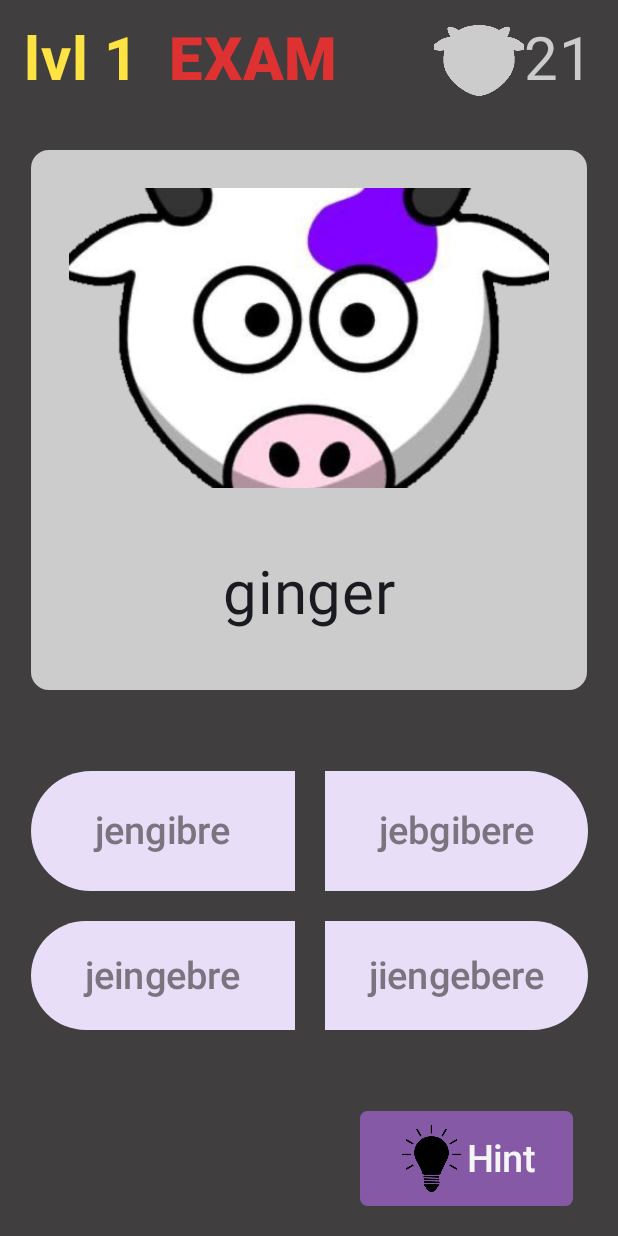
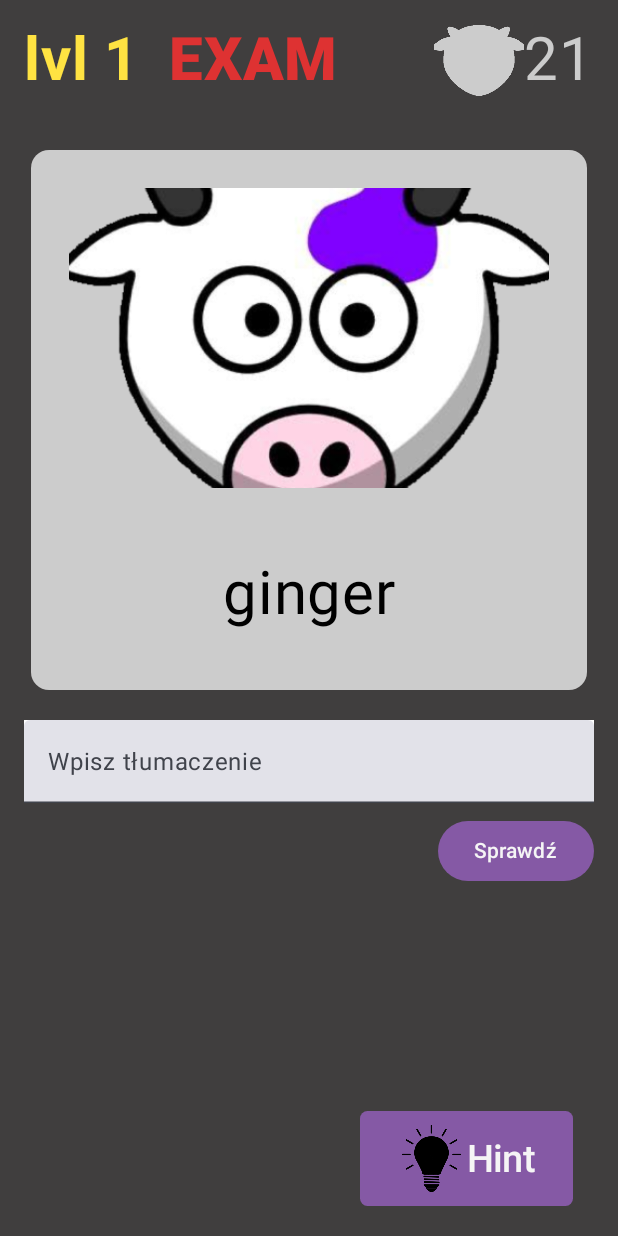
Before and after one commit to maxon461/Langio, an Android app built with Jetpack Compose: the ExamChoice screen opened through its navigation route, after a tap on "jengibre", on a phone screen of 412 x 824 dp. Run offline under Robolectric (Android 15) with nearby library versions, the light colour scheme and no system bars.

Commit message:
Unified some screens, added primitive connections between screens. TODO is also GameController that will be managing which level user is currently on, which words and files should be loaded etc

```diff
--- a/app/build.gradle.kts
+++ b/app/build.gradle.kts
@@ -71,6 +71,8 @@ dependencies {
 
     implementation(libs.androidx.espresso.core)
     implementation(libs.androidx.graphics.shapes.android)
+    implementation(libs.androidx.appcompat)
+    implementation(libs.play.services.auth)
     testImplementation(libs.junit)
     androidTestImplementation(libs.androidx.junit)
     androidTestImplementation(libs.androidx.espresso.core)
@@ -79,4 +81,7 @@ dependencies {
     debugImplementation(libs.androidx.ui.tooling)
     debugImplementation(libs.androidx.ui.test.manifest)
 
+
+//    implementation "androidx.credentials:credentials:<latest version>"
+
 }
--- a/app/src/main/java/com/example/langio/MainActivity.kt
+++ b/app/src/main/java/com/example/langio/MainActivity.kt
@@ -15,6 +15,7 @@ import androidx.navigation.compose.composable
 import androidx.navigation.compose.rememberNavController
 import com.example.langio.screens.DailyRewardScreen
 import com.example.langio.screens.ExamChoice
+import com.example.langio.screens.ExamTranslate
 import com.example.langio.screens.FlashcardScreen
 import com.example.langio.screens.HomeScreen
 import com.example.langio.screens.LevelMenuScreen
@@ -46,7 +47,7 @@ fun MainScreen() {
     ) { innerPadding ->
         NavHost(
             navController = navController,
-            startDestination = "examChoice",
+            startDestination = "home",
             modifier = Modifier.padding(innerPadding)
         ) {
             composable("home") { HomeScreen(navController) }
@@ -54,13 +55,13 @@ fun MainScreen() {
             composable("register") { RegisterScreen() }
             composable("dailyReward") { DailyRewardScreen(navController) }
             composable("map") { MapScreen(navController) }
-            composable("profile") {
-              (navController) }
+            composable("profile") { ProfileScreen(navController) }
             composable("levelMenu") { LevelMenuScreen(navController) }
             composable("flashcard") { FlashcardScreen(navController) }
             composable("examChoice") { ExamChoice(navController) }
             composable("connectWords") { ConnectWordsScreen(navController) }
             composable("wordList") { WordListScreen(navController) }
+            composable("examTranslate") { ExamTranslate(navController) }
 
 
 
--- /dev/null
+++ b/app/src/main/java/com/example/langio/controllers/LevelsAndChaptersController.kt
@@ -0,0 +1,5 @@
+package com.example.langio.controllers
+
+class LevelsAndChaptersController {
+//    TODO
+}
--- a/app/src/main/java/com/example/langio/screens/ExamChoice.kt
+++ b/app/src/main/java/com/example/langio/screens/ExamChoice.kt
@@ -1,5 +1,6 @@
 package com.example.langio.screens
 
+import android.media.Image
 import androidx.compose.foundation.Image
 import androidx.compose.foundation.background
 import androidx.compose.foundation.layout.Box
@@ -26,13 +27,16 @@ import androidx.compose.ui.Alignment
 import androidx.compose.ui.Modifier
 import androidx.compose.ui.graphics.Color
 import androidx.compose.ui.graphics.RectangleShape
+import androidx.compose.ui.graphics.painter.Painter
 import androidx.compose.ui.layout.ContentScale
 import androidx.compose.ui.res.painterResource
 import androidx.compose.ui.unit.dp
 import androidx.compose.ui.unit.sp
 import androidx.navigation.NavController
 import com.example.langio.R
+import com.example.langio.useful.ExamCard
 import com.example.langio.useful.HeaderBar
+import com.example.langio.useful.Hint
 import com.example.langio.useful.OneSidedHorizontalRoundedRectangle
 
 
@@ -47,75 +51,16 @@ fun ExamChoice (navController: NavController, modifier: Modifier = Modifier) {
                 .background(Color(0xFF403E3E))
                 .padding(paddingValues)
         ) {
-            ExamCard()
-            Answers()
+            ExamCard("ginger", painterResource(R.drawable.cow))
+            Answers(navController)
             Hint()
         }
     }
 }
 
-@Composable
-fun ExamCard ()
-{
-
-    val frontWord = "ginger"
-
-    Box(
-        modifier = Modifier
-            .fillMaxWidth()
-//            .fillMaxHeight(0.8f)
-            .height(400.dp),
-        contentAlignment = Alignment.Center
-    )
-    {
-        Card(
-            modifier = Modifier
-                .fillMaxSize(.9f),
-            colors = CardDefaults.cardColors(
-                containerColor = Color.LightGray)
-        )
-        {
-            Column(
-                Modifier.fillMaxSize()
-            ) {
-                Image(
-                    painter = painterResource(R.drawable.cow),
-                    contentDescription = null,
-                    contentScale = ContentScale.Crop,
-                    modifier = Modifier
-                        .padding(25.dp)
-                        .height(200.dp)
-                        .align(Alignment.CenterHorizontally)
-                )
-                Row (
-                    modifier = Modifier
-                        .padding(20.dp)
-                        .fillMaxWidth()
-                        .height(50.dp)
-                )
-                {
-                    Box (
-                        modifier = Modifier
-                            .fillMaxWidth()
-                            .fillMaxHeight()
-                    )
-                    {
-                        Text(
-                            modifier = Modifier.align(Alignment.Center),
-                            fontSize = 40.sp,
-                            text = frontWord)
-                    }
-
-                }
-
-            }
-        }
-    }
-
-}
 
 @Composable
-fun Answers()
+fun Answers(navController: NavController)
 {
     Box(
         modifier = Modifier.fillMaxWidth().fillMaxHeight(.7f),
@@ -134,7 +79,9 @@ fun Answers()
                         .padding(10.dp)
                         .height(80.dp),
                     shape = OneSidedHorizontalRoundedRectangle(true),
-                    onClick = {},
+                    onClick = {
+                        navController.navigate("examTranslate")
+                    },
                     colors = ButtonDefaults.buttonColors(containerColor = Color(0xFFE8DEF8)),
                 ) {
                     Text(
@@ -200,36 +147,3 @@ fun Answers()
     }
 
 }
-
-@Composable
-fun Hint()
-{
-    Box(
-        modifier = Modifier.padding(20.dp).fillMaxWidth().fillMaxHeight(),
-        contentAlignment = Alignment.CenterEnd
-
-    )
-    {
-        Button(
-            modifier = Modifier.fillMaxHeight().padding(horizontal = 10.dp),
-            shape = RoundedCornerShape(5.dp),
-            onClick = {
-//                TODO
-            },
-            colors = ButtonDefaults.buttonColors(containerColor = Color(0xFF8559A5)),
-
-            ) {
-            Icon(
-                painter = painterResource(R.drawable.lightbulb),
-                contentDescription = "Hint",
-                tint = Color.Black
-            )
-            Text(
-                text = "Hint",
-                color = Color(0xFFF5F5F5),
-                fontSize = 25.sp
-
-            )
-        }
-    }
-}
--- /dev/null
+++ b/app/src/main/java/com/example/langio/screens/ExamTranslate.kt
@@ -0,0 +1,103 @@
+package com.example.langio.screens
+
+import android.view.KeyEvent
+import androidx.compose.foundation.background
+import androidx.compose.foundation.layout.Column
+import androidx.compose.foundation.layout.Spacer
+import androidx.compose.foundation.layout.fillMaxHeight
+import androidx.compose.foundation.layout.fillMaxSize
+import androidx.compose.foundation.layout.fillMaxWidth
+import androidx.compose.foundation.layout.height
+import androidx.compose.foundation.layout.padding
+import androidx.compose.foundation.text.KeyboardActions
+import androidx.compose.foundation.text.KeyboardOptions
+import androidx.compose.material3.Button
+import androidx.compose.material3.ButtonDefaults
+import androidx.compose.material3.Scaffold
+import androidx.compose.material3.Text
+import androidx.compose.material3.TextField
+import androidx.compose.runtime.Composable
+import androidx.compose.runtime.getValue
+import androidx.compose.runtime.mutableStateOf
+import androidx.compose.runtime.remember
+import androidx.compose.runtime.setValue
+import androidx.compose.ui.Alignment
+import androidx.compose.ui.Modifier
+import androidx.compose.ui.graphics.Color
+import androidx.compose.ui.input.key.onKeyEvent
+import androidx.compose.ui.platform.LocalSoftwareKeyboardController
+import androidx.compose.ui.res.painterResource
+import androidx.compose.ui.text.input.ImeAction
+import androidx.compose.ui.text.input.TextFieldValue
+import androidx.compose.ui.unit.dp
+import androidx.navigation.NavController
+import com.example.langio.R
+import com.example.langio.useful.ExamCard
+import com.example.langio.useful.HeaderBar
+import com.example.langio.useful.Hint
+
+@Composable
+fun ExamTranslate (navController: NavController, modifier: Modifier = Modifier) {
+    Scaffold(
+        topBar = { HeaderBar(modifier, showPfp = false, showLevel = true, showExam = true) }
+    ) { paddingValues ->
+        Column(
+            modifier = modifier
+                .fillMaxSize()
+                .background(Color(0xFF403E3E))
+                .padding(paddingValues)
+        ) {
+//            ExamCard("???", painterResource(R.drawable.cow))
+            ExamCard("ginger", painterResource(R.drawable.cow))
+            InputBox(modifier)
+            Hint()
+        }
+    }
+}
+
+
+
+
+@Composable
+fun InputBox(modifier: Modifier = Modifier) {
+    var inputText by remember { mutableStateOf(TextFieldValue("")) } // Przechowywanie tekstu wpisanego przez użytkownika
+    val keyboardController = LocalSoftwareKeyboardController.current
+
+
+    Column(modifier = modifier.padding(horizontal = 16.dp).fillMaxHeight(.7f)) {
+        TextField(
+            value = inputText,
+            onValueChange = { newText -> inputText = newText },
+            label = { Text("Wpisz tłumaczenie") },
+            placeholder = { Text("Wpisz tutaj...") },
+            modifier = Modifier
+                .fillMaxWidth()
+                .height(55.dp)
+                .background(Color.White),
+            keyboardOptions = KeyboardOptions(
+                imeAction = ImeAction.Done // Ustawienie akcji na "Done" (Enter)
+            ),
+            keyboardActions = KeyboardActions(
+                onDone = {
+                    keyboardController?.hide() // Zamknięcie klawiatury
+                    println("Wpisane tłumaczenie: ${inputText.text}") // Działanie po wciśnięciu Enter
+                }
+            )
+        )
+        Spacer(modifier = Modifier.height(8.dp))
+        Button(
+            colors = ButtonDefaults.buttonColors(containerColor = Color(0xFF8559A5)),
+            onClick = {
+                // Obsługa akcji po kliknięciu, np. weryfikacja odpowiedzi
+                println("Wpisane tłumaczenie: ${inputText.text}")
+            },
+            modifier = Modifier.align(Alignment.End)
+        ) {
+            Text(
+
+                text = "Sprawdź",
+                color = Color(0xFFF5F5F5),
+            )
+        }
+    }
+}
--- a/app/src/main/java/com/example/langio/useful/useful.kt
+++ b/app/src/main/java/com/example/langio/useful/useful.kt
@@ -9,13 +9,19 @@ import androidx.compose.foundation.layout.Column
 import androidx.compose.foundation.layout.Row
 import androidx.compose.foundation.layout.Spacer
 import androidx.compose.foundation.layout.fillMaxHeight
+import androidx.compose.foundation.layout.fillMaxSize
 import androidx.compose.foundation.layout.fillMaxWidth
 import androidx.compose.foundation.layout.height
 import androidx.compose.foundation.layout.padding
 import androidx.compose.foundation.layout.size
 import androidx.compose.foundation.layout.width
+import androidx.compose.foundation.shape.RoundedCornerShape
 import androidx.compose.material.icons.Icons
 import androidx.compose.material.icons.filled.Star
+import androidx.compose.material3.Button
+import androidx.compose.material3.ButtonDefaults
+import androidx.compose.material3.Card
+import androidx.compose.material3.CardDefaults
 import androidx.compose.material3.HorizontalDivider
 import androidx.compose.material3.Icon
 import androidx.compose.material3.Text
@@ -28,6 +34,8 @@ import androidx.compose.ui.graphics.Color
 import androidx.compose.ui.graphics.Outline
 import androidx.compose.ui.graphics.Path
 import androidx.compose.ui.graphics.Shape
+import androidx.compose.ui.graphics.painter.Painter
+import androidx.compose.ui.layout.ContentScale
 import androidx.compose.ui.res.painterResource
 import androidx.compose.ui.text.font.FontWeight
 import androidx.compose.ui.unit.Density
@@ -122,58 +130,65 @@ fun CustomNavItem(
 }
 
 
-//@Composable
-//fun OneSidedHorizontalRoundedRectangle(leftRounded: Boolean, color: Color)
-//{
-//    Box(
-//        modifier = Modifier
-//            .drawWithCache {
-//                val path = Path().apply {
-//                    if (leftRounded)
-//                    {
-//                        moveTo(size.width, 0f)
-//                        lineTo(size.height / 2, 0f)
-//                        arcTo(
-//                            rect = androidx.compose.ui.geometry.Rect(
-//                                left = 0f,
-//                                top = 0f,
-//                                right = size.height,
-//                                bottom = size.height
-//                            ),
-//                            startAngleDegrees = 270f,
-//                            sweepAngleDegrees = -180f,
-//                            forceMoveTo = false
-//                        )
-//                        lineTo(size.width, size.height)
-//                        close()
-//                    }
-//                    else
-//                    {
-//                        moveTo(0f, 0f)
-//                        lineTo(size.width - size.height / 2, 0f)
-//                        arcTo(
-//                            rect = androidx.compose.ui.geometry.Rect(
-//                                left = size.width - size.height,
-//                                top = 0f,
-//                                right = size.width,
-//                                bottom = size.height
-//                            ),
-//                            startAngleDegrees = -90f,
-//                            sweepAngleDegrees = 180f,
-//                            forceMoveTo = false
-//                        )
-//                        lineTo(0f, size.height)
-//                        close()
-//                    }
-//
-//                }
-//
-//                onDrawWithContent {
-//                    drawPath(path, color = color)
-//                }
-//            }
-//    )
-//}
+@Composable
+fun ExamCard (enWord: String, painter: Painter)
+{
+
+    Box(
+        modifier = Modifier
+            .fillMaxWidth()
+//            .fillMaxHeight(0.8f)
+            .height(400.dp),
+        contentAlignment = Alignment.Center
+    )
+    {
+        Card(
+            modifier = Modifier
+                .fillMaxSize(.9f),
+            colors = CardDefaults.cardColors(
+                containerColor = Color.LightGray)
+        )
+        {
+            Column(
+                Modifier.fillMaxSize()
+            ) {
+                Image(
+                    painter = painter,
+                    contentDescription = null,
+                    contentScale = ContentScale.Crop,
+                    modifier = Modifier
+                        .padding(25.dp)
+                        .height(200.dp)
+                        .align(Alignment.CenterHorizontally)
+                )
+                Row (
+                    modifier = Modifier
+                        .padding(20.dp)
+                        .fillMaxWidth()
+                        .height(50.dp)
+                )
+                {
+                    Box (
+                        modifier = Modifier
+                            .fillMaxWidth()
+                            .fillMaxHeight()
+                    )
+                    {
+                        Text(
+                            modifier = Modifier.align(Alignment.Center),
+                            fontSize = 40.sp,
+                            color = Color.Black,
+                            text = enWord)
+                    }
+
+                }
+
+            }
+        }
+    }
+
+}
+
 
 class OneSidedHorizontalRoundedRectangle(isLeftRounded: Boolean) : Shape {
     var leftRounded = isLeftRounded
@@ -318,3 +333,37 @@ fun ExamHeader(modifier: Modifier = Modifier) {
         }
     }
 }
+
+
+@Composable
+fun Hint()
+{
+    Box(
+        modifier = Modifier.padding(20.dp).fillMaxWidth().fillMaxHeight(),
+        contentAlignment = Alignment.CenterEnd
+
+    )
+    {
+        Button(
+            modifier = Modifier.fillMaxHeight().padding(horizontal = 10.dp),
+            shape = RoundedCornerShape(5.dp),
+            onClick = {
+//                TODO
+            },
+            colors = ButtonDefaults.buttonColors(containerColor = Color(0xFF8559A5)),
+
+            ) {
+            Icon(
+                painter = painterResource(R.drawable.lightbulb),
+                contentDescription = "Hint",
+                tint = Color.Black
+            )
+            Text(
+                text = "Hint",
+                color = Color(0xFFF5F5F5),
+                fontSize = 25.sp
+
+            )
+        }
+    }
+}
```
Also changed, not shown: app/src/main/java/com/example/langio/screens/FlashcardScreen.kt (+8 -3 lines), app/src/main/java/com/example/langio/screens/LevelMenuScreen.kt (+53 -13 lines), app/src/main/java/com/example/langio/screens/MapScreen.kt (+10 -0 lines), app/src/main/java/com/example/langio/screens/WordListScreen.kt (+53 -33 lines), app/src/main/java/com/example/langio/test.kt (deleted, +0 -57 lines), app/src/main/res/drawable/exam.png (added), app/src/main/res/drawable/flashcard.png (added), app/src/main/res/drawable/list.png (added), 3 other files.
